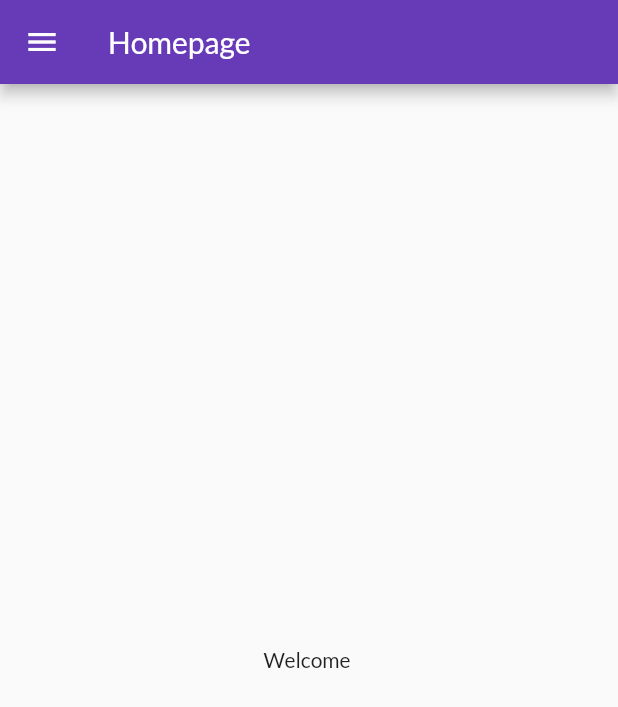
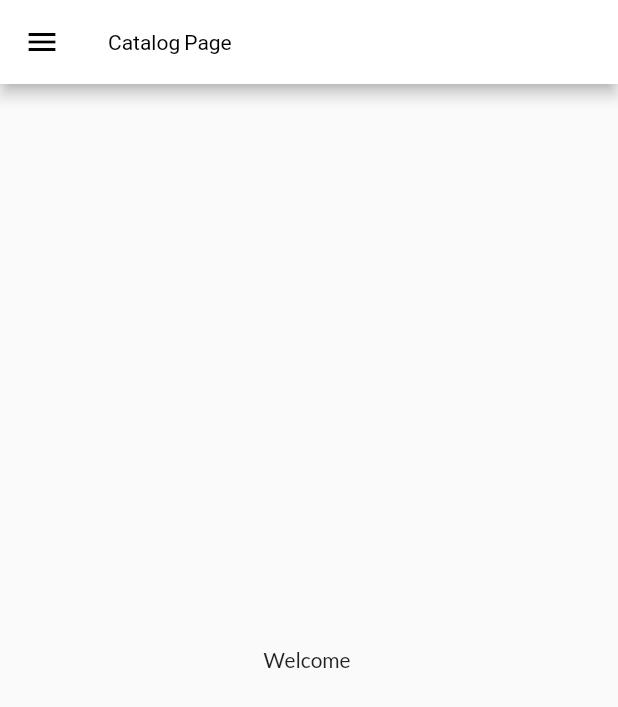
Before and after one commit to jay2607-cmd/flutterByCodepur, a Flutter app: the screen it shows after launch, on a phone screen of 412 x 824 dp. Shown: the top 707 px of the screen. Run offline on Flutter 3.47's test engine with Material 2 defaults, Android fonts, the phone set to English and light mode, and no system bars; our stand-ins replace google_fonts.

Commit message:
theme extracted

```diff
--- a/lib/main.dart
+++ b/lib/main.dart
@@ -4,6 +4,7 @@ import 'package:flutter/material.dart';
 import 'package:google_fonts/google_fonts.dart';
 import 'package:practice/pages/login_page.dart';
 import 'package:practice/pages/utils/routes.dart';
+import 'package:practice/widgets/theme.dart';
 import 'pages/home_page.dart';
 
 void main() {
@@ -19,12 +20,12 @@ class MyApp extends StatelessWidget {
       debugShowCheckedModeBanner: false,
 
       themeMode: ThemeMode.light,
-      theme: ThemeData(primarySwatch: Colors.deepPurple,
-          fontFamily: GoogleFonts.lato().fontFamily,
-      ),
+
+      theme: MyTheme.lightTheme,
 
       darkTheme: ThemeData(
         brightness: Brightness.light, // Brightness.dark for darkmode
+
       ),
 
     initialRoute:MyRoute.homeRoute,
--- a/lib/pages/home_page.dart
+++ b/lib/pages/home_page.dart
@@ -11,7 +11,7 @@ class Home extends StatelessWidget {
 
     return Scaffold(
       appBar: AppBar(
-        title: Text("Homepage"),
+        title: Text("Catalog Page"),
       ),
 
       body: Center(child: Text("Welcome ")),
--- /dev/null
+++ b/lib/widgets/theme.dart
@@ -0,0 +1,31 @@
+import 'package:flutter/material.dart';
+import 'package:google_fonts/google_fonts.dart';
+
+class MyTheme {
+  static ThemeData get lightTheme => ThemeData(
+        primarySwatch: Colors.deepPurple,
+        fontFamily: GoogleFonts.lato().fontFamily,
+        appBarTheme: const AppBarTheme(
+          color: Colors.white,
+          // elevation: 0.0,
+          iconTheme: IconThemeData(color: Colors.black),
+          titleTextStyle: TextStyle(color: Colors.black),
+
+        )
+  );
+
+
+  static ThemeData get darkTheme => ThemeData(
+        primarySwatch: Colors.deepPurple,
+        fontFamily: GoogleFonts.lato().fontFamily,
+        appBarTheme: const AppBarTheme(
+          color: Colors.white,
+          // elevation: 0.0,
+          iconTheme: IconThemeData(color: Colors.black),
+          titleTextStyle: TextStyle(color: Colors.black),
+
+        )
+  );
+
+
+}
```
